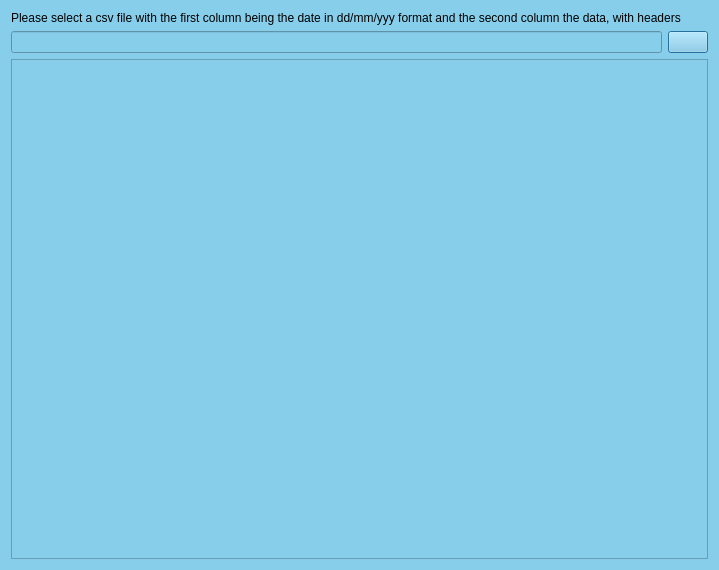
Above: ui/calibration_inputs.ui from Inigobarbe/QAnnAGNPS before the change. Below: the same form after it.
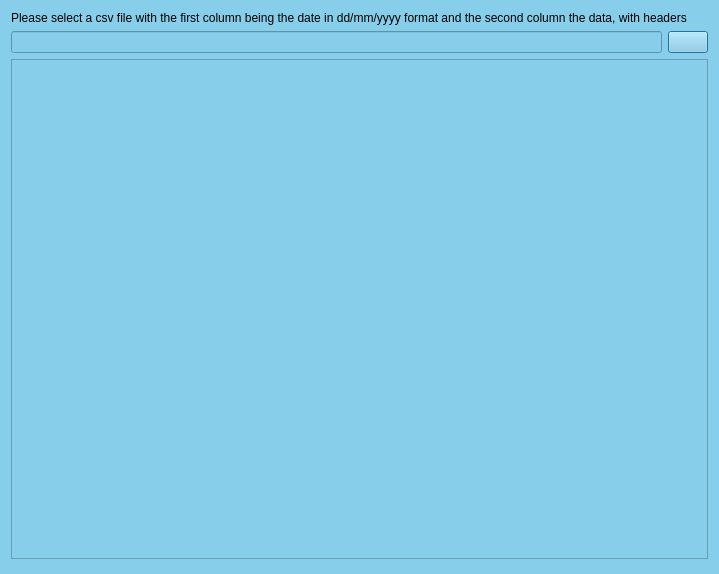
That is the form after the change.

The edit to the form file:
```diff
--- a/ui/calibration_inputs.ui
+++ b/ui/calibration_inputs.ui
@@ -7,7 +7,7 @@
     <x>0</x>
     <y>0</y>
     <width>719</width>
-    <height>555</height>
+    <height>574</height>
    </rect>
   </property>
   <property name="windowTitle">
@@ -63,7 +63,7 @@
    <item row="0" column="0">
     <widget class="QLabel" name="label">
      <property name="text">
-      <string>Please select a csv file with the first column being the date in dd/mm/yyy format and the second column the data, with headers</string>
+      <string>Please select a csv file with the first column being the date in dd/mm/yyyy format and the second column the data, with headers</string>
      </property>
     </widget>
    </item>
```
